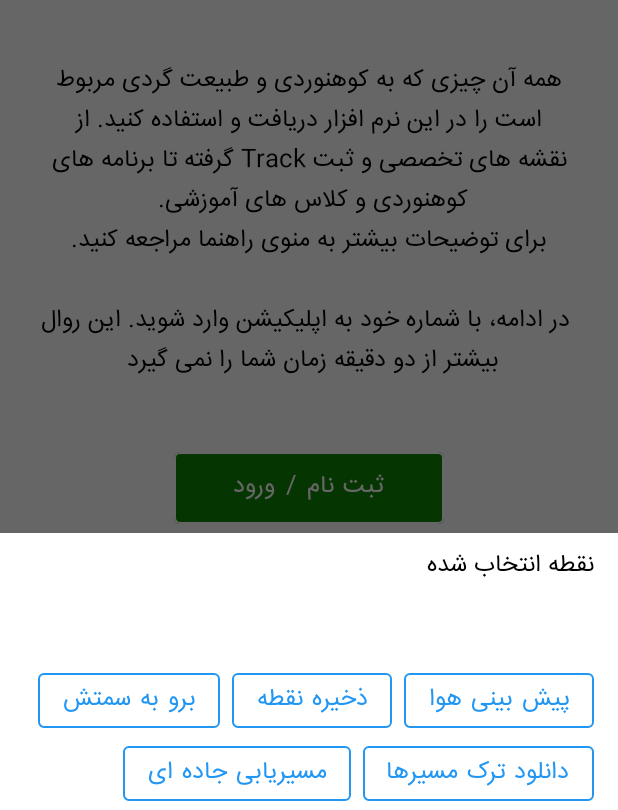
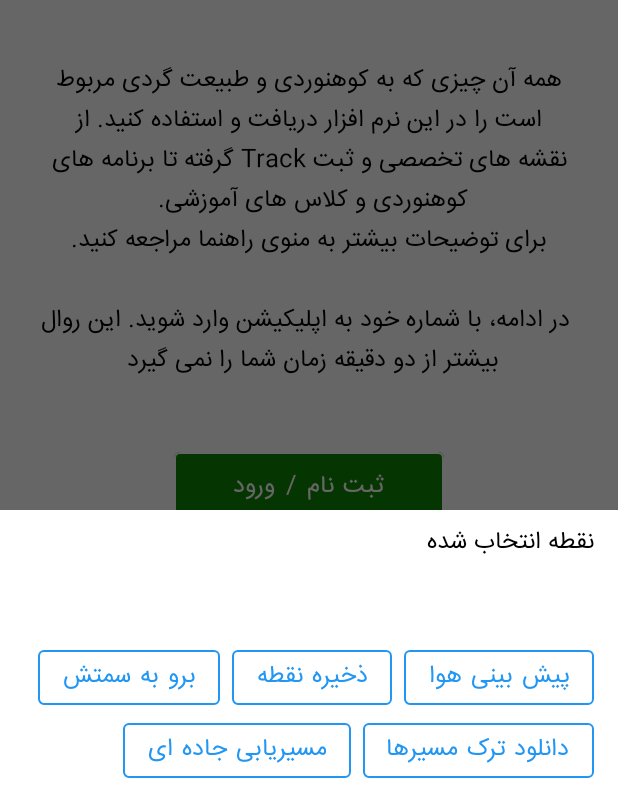
Before and after one commit to hessam3u/Pakoob, an Android app: the fragment InfoBottomPoint placed in its activity, on a phone screen of 412 x 824 dp, the part 426-1236 px from its top. Run offline under Robolectric (Android 15) with nearby library versions, the phone set to English and light mode, and no system bars; our stand-ins replace Picasso, Room's generated code; libraries missing offline, so code that uses them is left out: com.github.eloyzone.jalalicalendar, com.takusemba.spotlight; pictures from the network do not load; 8 statements that could not run were skipped.

Commit message:
1404-08-19 آپدیت موقتی قبل از رفتن به گرگان

```diff
--- a/DbAndLayout/src/main/java/bo/entity/NbCurrentTrack.java
+++ b/DbAndLayout/src/main/java/bo/entity/NbCurrentTrack.java
@@ -26,7 +26,7 @@ import retrofit2.Response;
 @Entity
 public class NbCurrentTrack
 {
-    @PrimaryKey
+    @PrimaryKey(autoGenerate = true)
     @SerializedName(value="NbCurrentTrackId", alternate = {"nbCurrentTrackId", "id"})
     public Integer NbCurrentTrackId;
     @SerializedName(value="Latitude", alternate = {"latitude", "la"})
--- a/DbAndLayout/src/main/java/bo/sqlite/NbCurrentTrackDao.java
+++ b/DbAndLayout/src/main/java/bo/sqlite/NbCurrentTrackDao.java
@@ -14,7 +14,7 @@ import bo.entity.NbCurrentTrack;
 @Dao
 public interface NbCurrentTrackDao {
     @Insert(onConflict = OnConflictStrategy.REPLACE)
-    void insert(NbCurrentTrack NbCurrentTrack);
+    long insert(NbCurrentTrack NbCurrentTrack);
 
     @Query("select * from NbCurrentTrack where :filter")
     public LiveData<List<NbCurrentTrack>> selectRowsLive(String filter);
--- a/DbAndLayout/src/main/res/values/styles.xml
+++ b/DbAndLayout/src/main/res/values/styles.xml
@@ -678,4 +678,5 @@
         <item name="android:backgroundDimAmount">10</item>
     </style>
 
+
 </resources>
--- a/app/src/main/java/maptools/InfoBottomPoint.java
+++ b/app/src/main/java/maptools/InfoBottomPoint.java
@@ -1,22 +1,32 @@
 package maptools;
 
+import android.app.Dialog;
 import android.content.Context;
 import android.content.Intent;
+import android.content.res.ColorStateList;
+import android.graphics.Color;
 import android.net.Uri;
 import android.os.Bundle;
 import android.util.Log;
+import android.view.Gravity;
 import android.view.LayoutInflater;
 import android.view.View;
 import android.view.ViewGroup;
 import android.widget.Button;
+import android.widget.FrameLayout;
 import android.widget.ProgressBar;
 import android.widget.TextView;
 
 import androidx.annotation.NonNull;
 import androidx.annotation.Nullable;
+import androidx.core.view.ViewCompat;
 
 import com.google.android.gms.maps.model.LatLng;
+import com.google.android.material.bottomsheet.BottomSheetBehavior;
+import com.google.android.material.bottomsheet.BottomSheetDialog;
 import com.google.android.material.bottomsheet.BottomSheetDialogFragment;
+import com.google.android.material.shape.CornerFamily;
+import com.google.android.material.shape.MaterialShapeDrawable;
 
 import org.w3c.dom.Text;
 
@@ -49,6 +59,38 @@ public class InfoBottomPoint extends BottomSheetDialogFragment {
     Context context;
     ProgressBar progressFromServer;
 
+    @Override
+    public void onStart() {
+        super.onStart();
+
+        BottomSheetDialog dialog = (BottomSheetDialog) getDialog();
+        if (dialog != null) {
+            FrameLayout bottomSheet = dialog.findViewById(com.google.android.material.R.id.design_bottom_sheet);
+            if (bottomSheet != null) {
+
+                // Height full برای حالت expanded
+                ViewGroup.LayoutParams lp = bottomSheet.getLayoutParams();
+                lp.height = ViewGroup.LayoutParams.MATCH_PARENT;
+                bottomSheet.setLayoutParams(lp);
+
+                // Behavior
+                BottomSheetBehavior<FrameLayout> behavior = BottomSheetBehavior.from(bottomSheet);
+
+                // peekHeight = 200dp
+                int peekHeight = (int) (200 * getResources().getDisplayMetrics().density); // تبدیل dp به px
+                behavior.setPeekHeight(peekHeight, true);
+
+                // FitToContents = true برای اینکه peekHeight اعمال شود
+                behavior.setFitToContents(true);
+
+                // حالت اولیه Collapsed
+                behavior.setState(BottomSheetBehavior.STATE_COLLAPSED);
+
+                // شفاف کردن background اصلی BottomSheet
+                bottomSheet.setBackgroundColor(Color.TRANSPARENT);
+            }
+        }
+    }
 
     public InfoBottomPoint() {
     }
--- a/app/src/main/java/maptools/TrackData.java
+++ b/app/src/main/java/maptools/TrackData.java
@@ -13,8 +13,6 @@ import java.util.TimeZone;
 import bo.entity.TrackDataCompact;
 
 public class TrackData extends TrackDataCompact {
-//    public List<LatLng> Points= new ArrayList<>();
-//    public List<Float> Elev= new ArrayList<>();
     public List<Calendar> Time= new ArrayList<>();
     public List<Float> Temperator= new ArrayList<>();
     public String Name;
--- /dev/null
+++ b/app/src/main/res/drawable/bg_bottom_sheet_rounded.xml
@@ -0,0 +1,9 @@
+<?xml version="1.0" encoding="utf-8"?>
+<shape xmlns:android="http://schemas.android.com/apk/res/android"
+    android:shape="rectangle">
+    <solid android:color="@android:color/white"/>
+    <corners android:topLeftRadius="20dp"
+        android:topRightRadius="20dp"
+        android:bottomLeftRadius="0dp"
+        android:bottomRightRadius="0dp"/>
+</shape>
--- a/app/src/main/res/layout/activity_infobottom_point.xml
+++ b/app/src/main/res/layout/activity_infobottom_point.xml
@@ -2,18 +2,21 @@
 <androidx.coordinatorlayout.widget.CoordinatorLayout xmlns:android="http://schemas.android.com/apk/res/android"
     xmlns:app="http://schemas.android.com/apk/res-auto"
     android:layout_width="match_parent"
+    android:background="@android:color/transparent"
     android:layout_height="match_parent">
 
     <!-- Bottom sheet
         style="?attr/bottomSheetStyle"-->
     <FrameLayout
+        android:clipChildren="false"
+        android:clipToPadding="false"
+        android:background="@drawable/bg_bottom_sheet_rounded"
         android:id="@+id/standard_bottom_sheet"
         style="@style/BottomSheetDialog"
         android:layout_width="match_parent"
         android:layout_height="match_parent"
         android:layoutDirection="rtl"
-        app:behavior_peekHeight="200dp"
-        app:layout_behavior="com.google.android.material.bottomsheet.BottomSheetBehavior">
+>
         <!-- Bottom sheet contents. -->
         <LinearLayout
             android:layout_width="match_parent"
```
Also changed, not shown: DbAndLayout/src/main/java/bo/sqlite/NbCurrentTrackSQLite.java (+9 -8 lines), app/src/main/java/maptools/GPXFile.java (+7 -6 lines), app/src/main/java/maptools/LocationTrackingService.java (+9 -2 lines), app/src/main/java/mojafarin/pakoob/MapPage.java (+24 -38 lines), app/src/main/java/mojafarin/pakoob/mainactivitymodes/DialogRecordTrack.java (+9 -21 lines).
